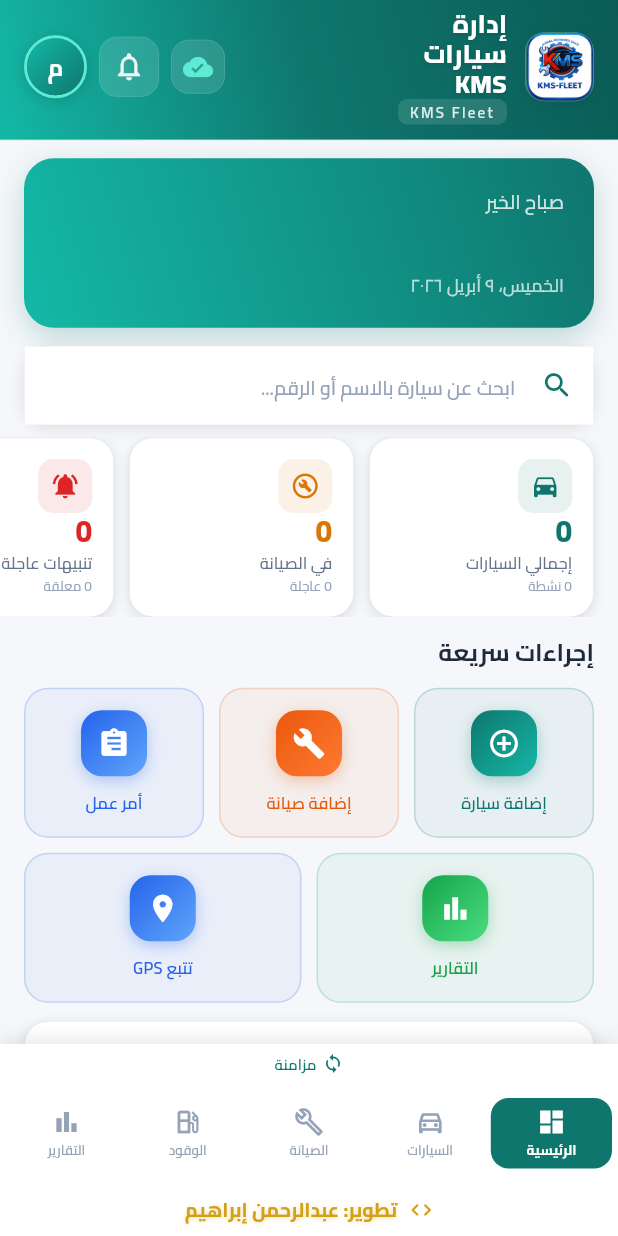
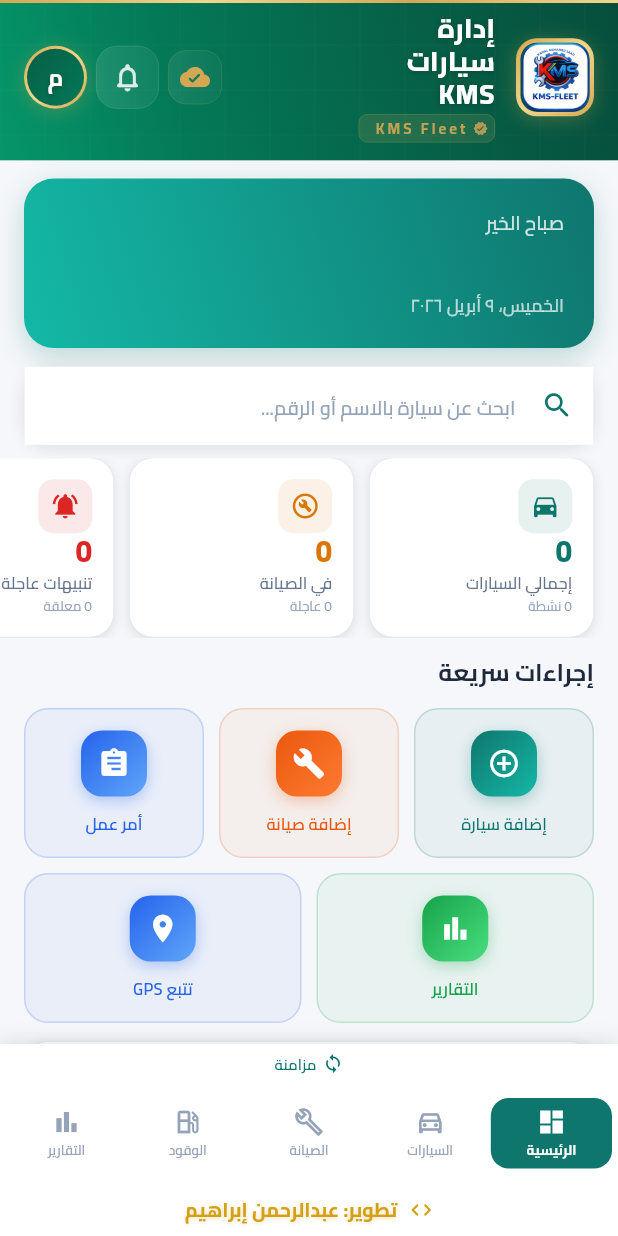
Before and after one commit to AbdoAIG/kms_fleet, a Flutter app: the screen it shows once a user with an empty profile is signed in, on a phone screen of 412 x 824 dp. Run offline on Flutter 3.47's test engine with Material 3 defaults, Android fonts, the light colour scheme and no system bars; our stand-ins replace firebase_core, fl_chart, flutter_map, geolocator, image_picker, latlong2 and 6 more; missing offline and left inert: excel, syncfusion_flutter_pdf; accounts and stored records are empty; network calls fail.

Commit message:
feat: premium top header design with golden accents and modern UI
- Rich emerald gradient background with multi-stop colors for depth
- Golden accent line at top edge for premium look
- Subtle mesh pattern overlay for texture
- Premium logo container with golden gradient border
- Gold-verified subtitle badge with verified icon
- Enhanced notification bell with animated states and golden highlight
- Profile avatar with golden ring border and gradient
- Sync indicator with golden color scheme
- Deep layered shadows for 3D depth effect
- Improved typography with letter spacing and shadows

```diff
--- a/flutter-app/lib/screens/main_screen.dart
+++ b/flutter-app/lib/screens/main_screen.dart
@@ -194,59 +194,70 @@ class _MainScreenState extends State<MainScreen>
       width: double.infinity,
       decoration: BoxDecoration(
         gradient: const LinearGradient(
-          colors: [Color(0xFF0A5C56), Color(0xFF0F766E), Color(0xFF14B8A6)],
+          colors: [
+            Color(0xFF064E3B),
+            Color(0xFF065F46),
+            Color(0xFF047857),
+            Color(0xFF059669),
+          ],
           begin: Alignment.topRight,
           end: Alignment.bottomLeft,
+          stops: [0.0, 0.3, 0.7, 1.0],
         ),
         boxShadow: [
+          // Deep shadow for depth
           BoxShadow(
-            color: AppColors.primary.withOpacity(0.25),
-            blurRadius: 16,
-            offset: const Offset(0, 4),
+            color: const Color(0xFF064E3B).withOpacity(0.4),
+            blurRadius: 20,
+            offset: const Offset(0, 6),
           ),
-        ],
-        border: const Border(
-          bottom: BorderSide(color: Color(0xFF5EEAD4), width: 0.5),
-        ),
-      ),
-      child: SafeArea(
-        bottom: false,
-        child: Padding(
-          padding: const EdgeInsets.only(left: 16, right: 16, top: 6, bottom: 10),
-          child: Row(
-            children: [
-              // Logo with modern container
-              Container(
-                width: 46,
-                height: 46,
-                decoration: BoxDecoration(
-                  color: Colors.white.withOpacity(0.15),
-                  borderRadius: BorderRadius.circular(13),
-                  border: Border.all(color: Colors.white.withOpacity(0.2), width: 0.5),
-                  boxShadow: [
+          // Subtle glow
           BoxShadow(
-                      color: Colors.black.withOpacity(0.08),
-                      blurRadius: 8,
+            color: const Color(0xFF10B981).withOpacity(0.15),
+            blurRadius: 30,
             offset: const Offset(0, 2),
           ),
         ],
       ),
-                child: ClipRRect(
-                  borderRadius: BorderRadius.circular(12),
-                  child: Image.asset('assets/images/kms_logo.png', fit: BoxFit.contain,
-                    errorBuilder: (context, error, stackTrace) {
-                      return Container(
-                        decoration: BoxDecoration(
-                          color: Colors.white.withOpacity(0.15),
-                          borderRadius: BorderRadius.circular(12),
-                        ),
-                        child: const Icon(Icons.local_shipping, size: 24, color: Colors.white),
-                      );
-                    },
+      child: Stack(
+        children: [
+          // Decorative mesh pattern overlay
+          Positioned.fill(
+            child: Opacity(
+              opacity: 0.03,
+              child: CustomPaint(
+                painter: _MeshPatternPainter(),
               ),
             ),
           ),
-              const SizedBox(width: 12),
+          // Subtle gold accent line at top
+          Positioned(
+            top: 0,
+            left: 0,
+            right: 0,
+            child: Container(
+              height: 2,
+              decoration: const BoxDecoration(
+                gradient: LinearGradient(
+                  colors: [
+                    Color(0xFFD4A853),
+                    Color(0xFFF0D78C),
+                    Color(0xFFD4A853),
+                    Color(0xFFF0D78C),
+                  ],
+                ),
+              ),
+            ),
+          ),
+          SafeArea(
+            bottom: false,
+            child: Padding(
+              padding: const EdgeInsets.only(left: 16, right: 16, top: 8, bottom: 12),
+              child: Row(
+                children: [
+                  // Premium Logo with golden border
+                  _buildPremiumLogo(),
+                  const SizedBox(width: 14),
                   Expanded(
                     child: Column(
                       crossAxisAlignment: CrossAxisAlignment.start,
@@ -255,29 +266,52 @@ class _MainScreenState extends State<MainScreen>
                         const Text(
                           AppConstants.appNameAr,
                           style: TextStyle(
-                        fontSize: 17,
+                            fontSize: 18,
                             fontWeight: FontWeight.w800,
                             color: Colors.white,
                             height: 1.2,
+                            letterSpacing: 0.5,
                             shadows: [
-                          Shadow(color: Colors.black12, blurRadius: 4, offset: Offset(0, 1)),
+                              Shadow(color: Colors.black26, blurRadius: 6, offset: Offset(0, 1)),
                             ],
                           ),
                         ),
+                        const SizedBox(height: 2),
+                        // Premium subtitle with gold accent
                         Container(
-                      padding: const EdgeInsets.symmetric(horizontal: 8, vertical: 1.5),
+                          padding: const EdgeInsets.symmetric(horizontal: 10, vertical: 2),
                           decoration: BoxDecoration(
-                        color: Colors.white.withOpacity(0.12),
+                            gradient: LinearGradient(
+                              colors: [
+                                const Color(0xFFD4A853).withOpacity(0.15),
+                                const Color(0xFFF0D78C).withOpacity(0.1),
+                              ],
+                            ),
                             borderRadius: BorderRadius.circular(6),
+                            border: Border.all(
+                              color: const Color(0xFFD4A853).withOpacity(0.25),
+                              width: 0.5,
                             ),
-                      child: Text(
+                          ),
+                          child: Row(
+                            mainAxisSize: MainAxisSize.min,
+                            children: [
+                              Icon(
+                                Icons.verified,
+                                size: 10,
+                                color: const Color(0xFFD4A853).withOpacity(0.8),
+                              ),
+                              const SizedBox(width: 4),
+                              Text(
                                 AppConstants.appName,
                                 style: TextStyle(
                                   fontSize: 10,
-                          color: Colors.white.withOpacity(0.85),
-                          fontWeight: FontWeight.w600,
-                          letterSpacing: 1.5,
+                                  color: const Color(0xFFD4A853).withOpacity(0.9),
+                                  fontWeight: FontWeight.w700,
+                                  letterSpacing: 2,
                                 ),
+                              ),
+                            ],
                           ),
                         ),
                       ],
@@ -285,11 +319,58 @@ class _MainScreenState extends State<MainScreen>
                   ),
                   const Spacer(),
                   if (_isWide) _buildSyncIndicator() else _buildCompactSyncIndicator(),
-              const SizedBox(width: 8),
+                  const SizedBox(width: 6),
                   _buildNotificationBell(),
-              const SizedBox(width: 8),
+                  const SizedBox(width: 6),
                   _buildProfileAvatar(displayName),
                 ],
+              ),
+            ),
+          ),
+        ],
+      ),
+    );
+  }
+
+  Widget _buildPremiumLogo() {
+    return Container(
+      padding: const EdgeInsets.all(3),
+      decoration: BoxDecoration(
+        borderRadius: BorderRadius.circular(14),
+        gradient: const LinearGradient(
+          colors: [Color(0xFFD4A853), Color(0xFFF0D78C), Color(0xFFD4A853)],
+          begin: Alignment.topLeft,
+          end: Alignment.bottomRight,
+        ),
+        boxShadow: [
+          BoxShadow(
+            color: const Color(0xFFD4A853).withOpacity(0.3),
+            blurRadius: 10,
+            offset: const Offset(0, 2),
+          ),
+        ],
+      ),
+      child: Container(
+        width: 46,
+        height: 46,
+        decoration: BoxDecoration(
+          color: const Color(0xFF064E3B),
+          borderRadius: BorderRadius.circular(11),
+        ),
+        child: ClipRRect(
+          borderRadius: BorderRadius.circular(11),
+          child: Image.asset(
+            'assets/images/kms_logo.png',
+            fit: BoxFit.contain,
+            errorBuilder: (context, error, stackTrace) {
+              return Container(
+                decoration: BoxDecoration(
+                  color: Colors.white.withOpacity(0.15),
+                  borderRadius: BorderRadius.circular(11),
+                ),
+                child: const Icon(Icons.local_shipping, size: 24, color: Colors.white),
+              );
+            },
           ),
         ),
       ),
@@ -419,11 +500,11 @@ class _MainScreenState extends State<MainScreen>
   Widget _buildSyncIndicator() {
     if (!supabaseReady) {
       return Container(
-        padding: const EdgeInsets.symmetric(horizontal: 10, vertical: 5),
+        padding: const EdgeInsets.symmetric(horizontal: 12, vertical: 5),
         decoration: BoxDecoration(
-          color: Colors.white.withOpacity(0.1),
+          color: const Color(0xFFFCA5A5).withOpacity(0.1),
           borderRadius: BorderRadius.circular(20),
-          border: Border.all(color: Colors.white.withOpacity(0.1), width: 0.5),
+          border: Border.all(color: const Color(0xFFFCA5A5).withOpacity(0.2), width: 0.5),
         ),
         child: const Row(
           mainAxisSize: MainAxisSize.min,
@@ -439,23 +520,32 @@ class _MainScreenState extends State<MainScreen>
       onTap: _isSyncing ? null : _performSync,
       borderRadius: BorderRadius.circular(20),
       child: Container(
-        padding: const EdgeInsets.symmetric(horizontal: 10, vertical: 5),
+        padding: const EdgeInsets.symmetric(horizontal: 12, vertical: 5),
         decoration: BoxDecoration(
-          color: Colors.white.withOpacity(0.1),
+          gradient: LinearGradient(
+            colors: [
+              Colors.white.withOpacity(0.1),
+              Colors.white.withOpacity(0.05),
+            ],
+          ),
           borderRadius: BorderRadius.circular(20),
-          border: Border.all(color: Colors.white.withOpacity(0.1), width: 0.5),
+          border: Border.all(color: const Color(0xFFD4A853).withOpacity(0.25), width: 0.5),
         ),
         child: Row(
           mainAxisSize: MainAxisSize.min,
           children: [
             if (_isSyncing)
-              const SizedBox(width: 14, height: 14, child: CircularProgressIndicator(strokeWidth: 2, color: Color(0xFF5EEAD4)))
+              SizedBox(width: 14, height: 14, child: CircularProgressIndicator(strokeWidth: 2, color: const Color(0xFFF0D78C)))
             else
-              const Icon(Icons.cloud_done, size: 14, color: Color(0xFF5EEAD4)),
+              const Icon(Icons.cloud_done, size: 14, color: Color(0xFFD4A853)),
             const SizedBox(width: 5),
             Text(
               _isSyncing ? 'جاري...' : 'متصل',
-              style: TextStyle(fontSize: 11, fontWeight: FontWeight.w600, color: Colors.white.withOpacity(0.9)),
+              style: TextStyle(
+                fontSize: 11,
+                fontWeight: FontWeight.w600,
+                color: const Color(0xFFD4A853).withOpacity(0.9),
+              ),
             ),
           ],
         ),
@@ -471,17 +561,25 @@ class _MainScreenState extends State<MainScreen>
         width: 36,
         height: 36,
         decoration: BoxDecoration(
-          color: Colors.white.withOpacity(0.12),
+          gradient: LinearGradient(
+            colors: [
+              Colors.white.withOpacity(0.08),
+              Colors.white.withOpacity(0.03),
+            ],
+          ),
           borderRadius: BorderRadius.circular(12),
-          border: Border.all(color: Colors.white.withOpacity(0.15), width: 0.5),
+          border: Border.all(
+            color: const Color(0xFFD4A853).withOpacity(0.2),
+            width: 0.5,
+          ),
         ),
         child: Center(
           child: _isSyncing
-              ? const SizedBox(width: 16, height: 16, child: CircularProgressIndicator(strokeWidth: 2, color: Color(0xFF5EEAD4)))
+              ? const SizedBox(width: 16, height: 16, child: CircularProgressIndicator(strokeWidth: 2, color: Color(0xFFF0D78C)))
               : Icon(
-                  supabaseReady ? Icons.cloud_done : Icons.cloud_off,
+                  supabaseReady ? Icons.cloud_done_rounded : Icons.cloud_off_rounded,
                   size: 20,
-                  color: supabaseReady ? const Color(0xFF5EEAD4) : const Color(0xFFFCA5A5),
+                  color: supabaseReady ? const Color(0xFFD4A853) : const Color(0xFFFCA5A5),
                 ),
         ),
       ),
@@ -490,50 +588,88 @@ class _MainScreenState extends State<MainScreen>
 
   Widget _buildNotificationBell() {
     final unreadCount = context.select<NotificationProvider, int>((p) => p.unreadCount);
+    final hasUnread = unreadCount > 0;
+
     return InkWell(
       onTap: _showNotificationsPanel,
-      borderRadius: BorderRadius.circular(12),
-      child: Container(
-        width: 40,
-        height: 40,
+      borderRadius: BorderRadius.circular(14),
+      child: AnimatedContainer(
+        duration: const Duration(milliseconds: 200),
+        width: 42,
+        height: 42,
         decoration: BoxDecoration(
-          color: Colors.white.withOpacity(0.12),
-          borderRadius: BorderRadius.circular(12),
-          border: Border.all(color: Colors.white.withOpacity(0.15), width: 0.5),
+          gradient: hasUnread
+              ? LinearGradient(
+                  colors: [
+                    const Color(0xFFD4A853).withOpacity(0.2),
+                    const Color(0xFFF0D78C).withOpacity(0.15),
+                  ],
+                )
+              : LinearGradient(
+                  colors: [
+                    Colors.white.withOpacity(0.1),
+                    Colors.white.withOpacity(0.05),
+                  ],
+                ),
+          borderRadius: BorderRadius.circular(14),
+          border: Border.all(
+            color: hasUnread
+                ? const Color(0xFFD4A853).withOpacity(0.4)
+                : Colors.white.withOpacity(0.12),
+            width: hasUnread ? 1 : 0.5,
+          ),
         ),
         child: Stack(
           clipBehavior: Clip.none,
           children: [
             Center(
               child: Icon(
-                unreadCount > 0 ? Icons.notifications_active : Icons.notifications_outlined,
+                hasUnread ? Icons.notifications_rounded : Icons.notifications_none_rounded,
                 size: 22,
-                color: unreadCount > 0 ? const Color(0xFF5EEAD4) : Colors.white.withOpacity(0.9),
+                color: hasUnread
+                    ? const Color(0xFFF0D78C)
+                    : Colors.white.withOpacity(0.85),
               ),
             ),
-            if (unreadCount > 0)
+            if (hasUnread)
               Positioned(
-                left: -2,
-                top: -2,
-                child: Container(
-                  width: 20,
-                  height: 20,
+                left: -3,
+                top: -3,
+                child: AnimatedContainer(
+                  duration: const Duration(milliseconds: 300),
+                  padding: const EdgeInsets.all(2),
                   decoration: BoxDecoration(
-                    color: AppColors.error,
                     shape: BoxShape.circle,
-                    border: Border.all(color: Colors.white, width: 2),
+                    border: Border.all(color: const Color(0xFF064E3B), width: 2),
                     boxShadow: [
                       BoxShadow(
-                        color: AppColors.error.withOpacity(0.4),
-                        blurRadius: 6,
+                        color: AppColors.error.withOpacity(0.5),
+                        blurRadius: 8,
                         offset: const Offset(0, 2),
                       ),
                     ],
                   ),
+                  child: Container(
+                    width: 16,
+                    height: 16,
+                    decoration: BoxDecoration(
+                      gradient: const LinearGradient(
+                        colors: [Color(0xFFEF4444), Color(0xFFDC2626)],
+                        begin: Alignment.topCenter,
+                        end: Alignment.bottomCenter,
+                      ),
+                      shape: BoxShape.circle,
+                    ),
                     child: Center(
                       child: Text(
                         unreadCount > 9 ? '9+' : '$unreadCount',
-                      style: const TextStyle(fontSize: 9, fontWeight: FontWeight.w800, color: Colors.white, height: 1),
+                        style: const TextStyle(
+                          fontSize: 8,
+                          fontWeight: FontWeight.w800,
+                          color: Colors.white,
+                          height: 1,
+                        ),
+                      ),
                     ),
                   ),
                 ),
@@ -548,14 +684,20 @@ class _MainScreenState extends State<MainScreen>
     final initial = displayName.isNotEmpty ? displayName[0] : 'م';
     return GestureDetector(
       onTap: _showProfileMenu,
-      child: Container(
+      child: AnimatedContainer(
+        duration: const Duration(milliseconds: 200),
+        padding: const EdgeInsets.all(2),
         decoration: BoxDecoration(
           shape: BoxShape.circle,
-          border: Border.all(color: const Color(0xFF5EEAD4), width: 2),
+          gradient: const LinearGradient(
+            colors: [Color(0xFFD4A853), Color(0xFFF0D78C), Color(0xFFD4A853)],
+            begin: Alignment.topLeft,
+            end: Alignment.bottomRight,
+          ),
           boxShadow: [
             BoxShadow(
-              color: Colors.black.withOpacity(0.15),
-              blurRadius: 8,
+              color: const Color(0xFFD4A853).withOpacity(0.3),
+              blurRadius: 10,
               offset: const Offset(0, 2),
             ),
           ],
@@ -565,7 +707,7 @@ class _MainScreenState extends State<MainScreen>
           height: 38,
           decoration: const BoxDecoration(
             gradient: LinearGradient(
-              colors: [Color(0xFF14B8A6), Color(0xFF0F766E)],
+              colors: [Color(0xFF065F46), Color(0xFF047857)],
               begin: Alignment.topLeft,
               end: Alignment.bottomRight,
             ),
@@ -579,6 +721,9 @@ class _MainScreenState extends State<MainScreen>
                 fontWeight: FontWeight.w700,
                 color: Colors.white,
                 height: 1,
+                shadows: [
+                  Shadow(color: Colors.black26, blurRadius: 4, offset: Offset(0, 1)),
+                ],
               ),
             ),
           ),
@@ -957,3 +1102,26 @@ class _NotificationTile extends StatelessWidget {
     );
   }
 }
+
+// ── Decorative Pattern Painter ──────────────────────────────────────────
+
+class _MeshPatternPainter extends CustomPainter {
+  @override
+  void paint(Canvas canvas, Size size) {
+    final paint = Paint()
+      ..color = Colors.white
+      ..strokeWidth = 0.5
+      ..style = PaintingStyle.stroke;
+
+    final spacing = 30.0;
+    for (var x = 0.0; x < size.width; x += spacing) {
+      canvas.drawLine(Offset(x, 0), Offset(x, size.height), paint);
+    }
+    for (var y = 0.0; y < size.height; y += spacing) {
+      canvas.drawLine(Offset(0, y), Offset(size.width, y), paint);
+    }
+  }
+
+  @override
+  bool shouldRepaint(covariant CustomPainter oldDelegate) => false;
+}
```
Lines whose indentation alone changed are shown as unchanged.
